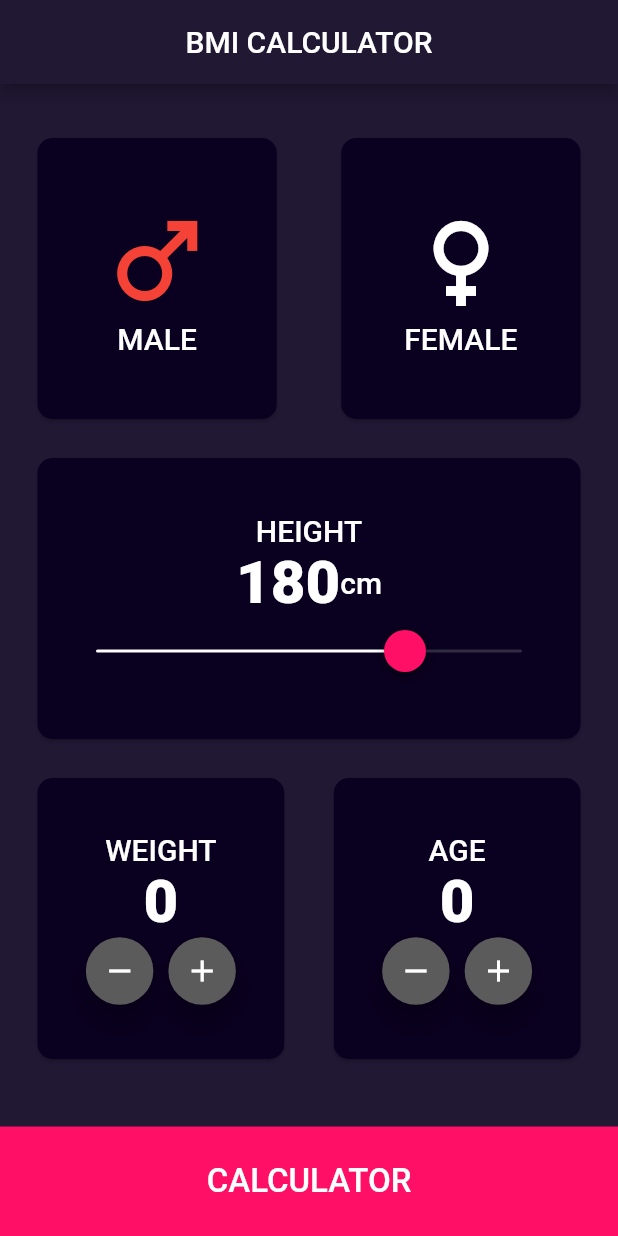
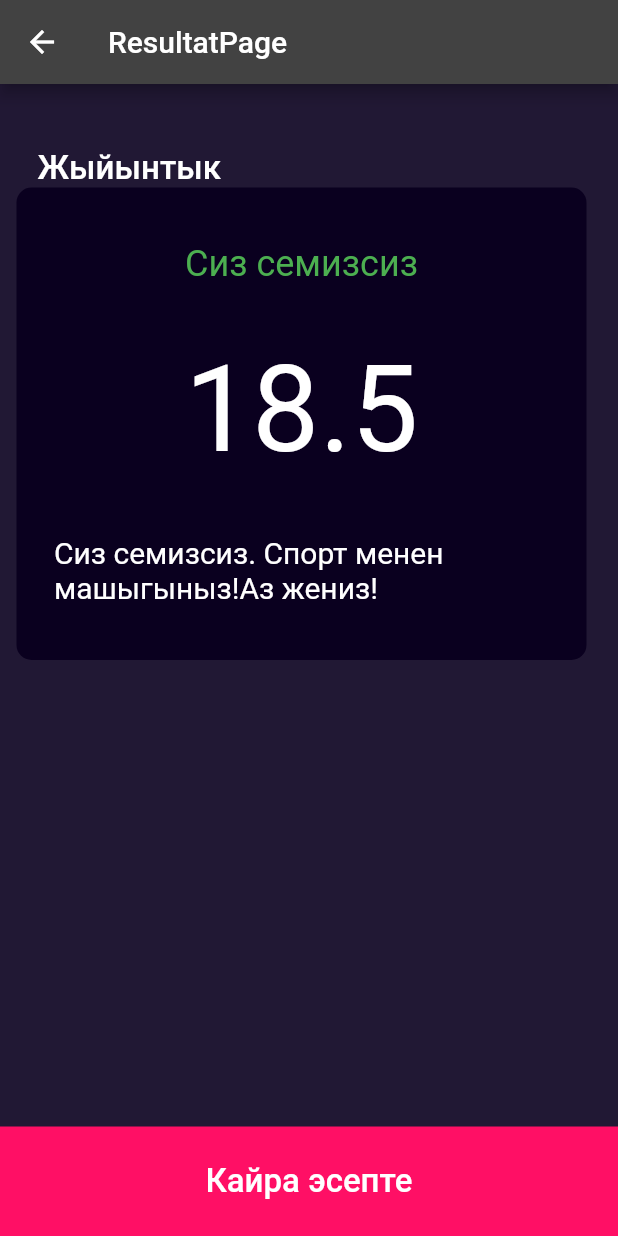
Before and after one commit to FatimaPulotova/flutter2023, a Flutter app: the screen it shows after launch, after a tap on the "remove" icon, after a tap on the "add" icon, after a tap on "CALCULATOR", on a phone screen of 412 x 824 dp. Run offline on Flutter 3.47's test engine with Material 2 defaults, Android fonts, the light colour scheme and no system bars; our stand-ins replace audioplayers.

Commit message:
sabak20_bmi_done

```diff
--- /dev/null
+++ b/sabak18_bmi_logica/lib/components/all_calculator.dart
@@ -0,0 +1,40 @@
+import 'dart:math';
+
+class BmiCalculator {
+  double bmi({required double height, required int weight}) {
+    final resultat = weight / pow(height / 100, 2);
+    return resultat;
+  }
+
+  String bmiResult(resultat) {
+    if (resultat <= 18.5) {
+      // print('Сиз арыксыз:$resultat');
+      return 'Сиз арыксыз';
+    } else if (resultat >= 18.6 && resultat <= 25) {
+      // print('Сиздин салмагыныз нормалдуу:$resultat');
+      return 'Нормалдуу';
+    } else if (resultat >= 25.1 && resultat <= 30) {
+      // print('Сиз ашыкча салмактуусуз:$resultat');
+      return 'Сиз ашыкча салмактуусуз';
+    } else {
+      // print('Сиз семизсиз:$resultat');
+      return 'Сиз семизсиз';
+    }
+  }
+
+  String bmiDescription(resultat) {
+    if (resultat <= 18.5) {
+      // print('Сиз арыксыз:$resultat');
+      return 'Сиз арыксыз. Витаминдуу тамактаныз!';
+    } else if (resultat >= 18.6 && resultat <= 25) {
+      // print('Сиздин салмагыныз нормалдуу:$resultat');
+      return 'Сиздин салмагыныз Нормалдуу. Азаматсыз!';
+    } else if (resultat >= 25.1 && resultat <= 30) {
+      // print('Сиз ашыкча салмактуусуз:$resultat');
+      return 'Сиз ашыкча салмактуусуз. Туура тамактаныныз!';
+    } else {
+      // print('Сиз семизсиз:$resultat');
+      return 'Сиз семизсиз. Спорт менен машыгыныз!Аз жениз!';
+    }
+  }
+}
--- a/sabak18_bmi_logica/lib/components/calculate_batton.dart
+++ b/sabak18_bmi_logica/lib/components/calculate_batton.dart
@@ -4,9 +4,8 @@ import 'package:sabak18_bmi_logica/them/app_text_style.dart';
 import 'package:sabak18_bmi_logica/them/app_texts.dart';
 
 class CalculateBatton extends StatelessWidget {
-  const CalculateBatton({
-    super.key,
-  });
+  const CalculateBatton({super.key, required this.onPressed});
+  final void Function() onPressed;
 
   @override
   Widget build(BuildContext context) {
@@ -17,7 +16,7 @@ class CalculateBatton extends StatelessWidget {
             borderRadius: BorderRadius.all(Radius.zero),
           ),
           minimumSize: const Size(double.infinity, 73)),
-      onPressed: () {},
+      onPressed: onPressed,
       child: const Text(
         AppTexts.calculator,
         style: AppTextStyles.calculateStyle,
--- a/sabak18_bmi_logica/lib/components/height.dart
+++ b/sabak18_bmi_logica/lib/components/height.dart
@@ -1,4 +1,5 @@
 import 'package:flutter/cupertino.dart';
+import 'package:flutter/material.dart';
 import 'package:sabak18_bmi_logica/them/app_colors.dart';
 import 'package:sabak18_bmi_logica/them/app_text_style.dart';
 
@@ -44,7 +45,7 @@ class Height extends StatelessWidget {
         ),
         SizedBox(
           width: 300,
-          child: CupertinoSlider(
+          child: Slider.adaptive(
             value: height.toDouble(),
             min: 0,
             max: 240,
--- /dev/null
+++ b/sabak18_bmi_logica/lib/components/resultat_page.dart
@@ -0,0 +1,85 @@
+import 'package:flutter/material.dart';
+import 'package:sabak18_bmi_logica/components/all_calculator.dart';
+import 'package:sabak18_bmi_logica/them/app_colors.dart';
+import 'package:sabak18_bmi_logica/them/app_texts.dart';
+
+import '../them/app_text_style.dart';
+
+class ResultatPage extends StatelessWidget {
+  const ResultatPage({super.key, required this.metri, required this.salmak});
+  final double metri;
+  final int salmak;
+
+  @override
+  Scaffold build(BuildContext context) {
+    double resultattar = BmiCalculator().bmi(height: metri, weight: salmak);
+    return Scaffold(
+      backgroundColor: AppColors.bgColor,
+      appBar: AppBar(
+        title: const Text('ResultatPage'),
+      ),
+      body: Padding(
+        padding: const EdgeInsets.only(left: 11, right: 9, top: 43),
+        child: Column(
+          crossAxisAlignment: CrossAxisAlignment.start,
+          children: [
+            const Padding(
+              padding: EdgeInsets.only(left: 14),
+              child: Text(
+                'Жыйынтык',
+                style: TextStyle(fontSize: 22, fontWeight: FontWeight.w500),
+              ),
+            ),
+            Container(
+              height: 315,
+              width: 380,
+              decoration: BoxDecoration(
+                borderRadius: BorderRadius.circular(10),
+                color: AppColors.cardColor,
+              ),
+              child: Column(
+                mainAxisAlignment: MainAxisAlignment.spaceEvenly,
+                children: [
+                  Text(
+                    BmiCalculator().bmiResult(resultattar),
+                    style: const TextStyle(fontSize: 24, color: Colors.green),
+                  ),
+                  Text(
+                    resultattar.toStringAsFixed(1).toString(),
+                    style: const TextStyle(
+                      fontSize: 80,
+                    ),
+                  ),
+                  Padding(
+                    padding: const EdgeInsets.only(left: 25),
+                    child: Text(
+                      BmiCalculator().bmiDescription(resultattar),
+                      style: const TextStyle(
+                        fontSize: 20,
+                      ),
+                    ),
+                  ),
+                ],
+              ),
+            )
+          ],
+        ),
+      ),
+      bottomNavigationBar: ElevatedButton(
+        style: ElevatedButton.styleFrom(
+            backgroundColor: AppColors.pinkColor,
+            shape: const RoundedRectangleBorder(
+              borderRadius: BorderRadius.all(Radius.zero),
+            ),
+            minimumSize: const Size(double.infinity, 73)),
+        onPressed: () {
+          Navigator.pop(context);
+        },
+        child: const Text(
+          AppTexts.kairaEsepte,
+          style: AppTextStyles.calculateStyle,
+        ),
+      ),
+    );
+  }
+}
--- a/sabak18_bmi_logica/lib/home_page.dart.dart
+++ b/sabak18_bmi_logica/lib/home_page.dart.dart
@@ -1,7 +1,10 @@
+import 'dart:math';
+
 import 'package:flutter/material.dart';
 import 'package:sabak18_bmi_logica/components/calculate_batton.dart';
 import 'package:sabak18_bmi_logica/components/height.dart';
 import 'package:sabak18_bmi_logica/components/male_female.dart';
+import 'package:sabak18_bmi_logica/components/resultat_page.dart';
 import 'package:sabak18_bmi_logica/components/status_card.dart';
 import 'package:sabak18_bmi_logica/components/weight_age.dart';
 import 'package:sabak18_bmi_logica/them/app_colors.dart';
@@ -16,9 +19,27 @@ class MyHomePage extends StatefulWidget {
 
 class _MyHomePageState extends State<MyHomePage> {
   bool isTrue = true;
-  int weight = 0;
-  int age = 0;
+  int weight = 60;
+  int age = 23;
   double height = 180;
+
+  void resultattar() {
+    final resultat = weight / pow(height / 100, 2);
+    if (resultat <= 18.5) {
+      // print('Сиз арыксыз:$resultat');
+      _showAlertDialog(context, 'Сиз арыксыз');
+    } else if (resultat >= 18.6 && resultat <= 25) {
+      // print('Сиздин салмагыныз нормалдуу:$resultat');
+      _showAlertDialog(context, 'Сиздин салмагыныз нормалдуу');
+    } else if (resultat >= 25.1 && resultat <= 30) {
+      // print('Сиз ашыкча салмактуусуз:$resultat');
+      _showAlertDialog(context, 'Сиз ашыкча салмактуусуз');
+    } else {
+      // print('Сиз семизсиз:$resultat');
+      _showAlertDialog(context, 'Сиз семизсиз');
+    }
+  }
+
   @override
   Widget build(BuildContext context) {
     return Scaffold(
@@ -134,7 +155,41 @@ class _MyHomePageState extends State<MyHomePage> {
           ],
         ),
       ),
-      bottomNavigationBar: const CalculateBatton(),
+      bottomNavigationBar: CalculateBatton(
+        onPressed: () {
+          resultattar();
+          Navigator.push(
+            context,
+            MaterialPageRoute(
+              builder: (context) => ResultatPage(
+                metri: height,
+                salmak: weight,
+              ),
+            ),
+          );
+        },
+      ),
     );
   }
 }
+
+Future<void> _showAlertDialog(BuildContext context, String text) async {
+  return showDialog<void>(
+    context: context,
+    barrierDismissible: false,
+    builder: (BuildContext context) {
+      return AlertDialog(
+        backgroundColor: AppColors.pinkColor,
+        title: const Text(AppTexts.bmi, textAlign: TextAlign.center),
+        content: Text(text, textAlign: TextAlign.center),
+        actions: <Widget>[
+          TextButton(
+              child: const Text('Чыгуу'),
+              onPressed: () {
+                Navigator.of(context).pop();
+              })
+        ],
+      );
+    },
+  );
+}
--- a/sabak18_bmi_logica/lib/them/app_texts.dart
+++ b/sabak18_bmi_logica/lib/them/app_texts.dart
@@ -7,4 +7,5 @@ class AppTexts {
   static const weight = ('WEIGHT');
   static const age = ('AGE');
   static const calculator = ('CALCULATOR');
+  static const kairaEsepte = ('Кайра эсепте');
 }
```
